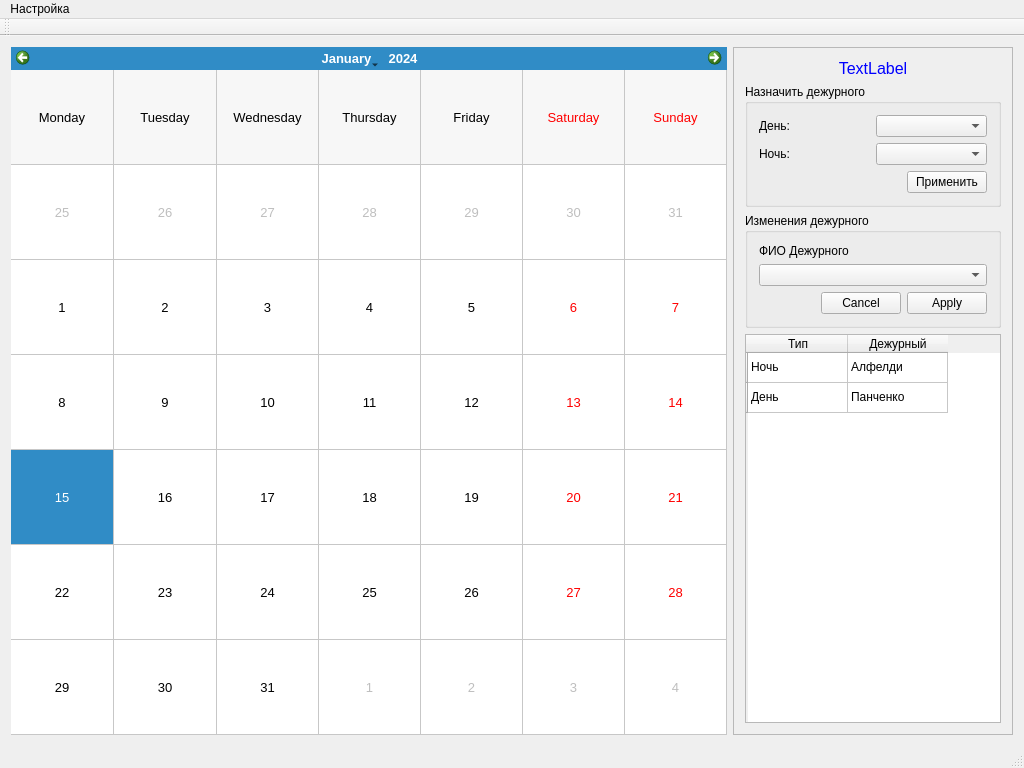
The window that mainwindow.ui (rust3128/HotlineSchedule) describes before a commit, drawn with Qt 5.
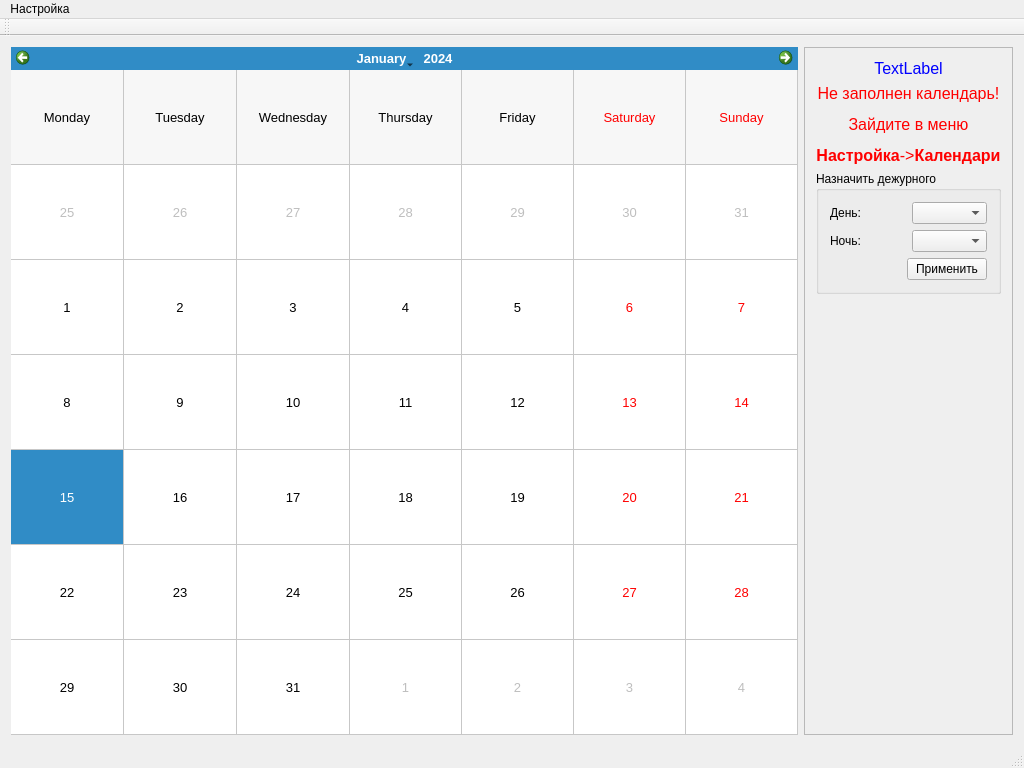
The same window after the commit. Custom widgets are drawn as their Qt base class.

Diff of the .ui file:
```diff
--- a/mainwindow.ui
+++ b/mainwindow.ui
@@ -24,6 +24,19 @@
        <enum>QFrame::Raised</enum>
       </property>
       <layout class="QGridLayout" name="gridLayout_2">
+       <item row="3" column="0">
+        <spacer name="verticalSpacer">
+         <property name="orientation">
+          <enum>Qt::Vertical</enum>
+         </property>
+         <property name="sizeHint" stdset="0">
+          <size>
+           <width>20</width>
+           <height>40</height>
+          </size>
+         </property>
+        </spacer>
+       </item>
        <item row="0" column="0">
         <widget class="QLabel" name="labelCurrendDay">
          <property name="font">
@@ -42,78 +55,8 @@
          </property>
         </widget>
        </item>
-       <item row="3" column="0">
-        <widget class="QTableWidget" name="tableWidget">
-         <row>
-          <property name="text">
-           <string/>
-          </property>
-         </row>
-         <row>
-          <property name="text">
-           <string/>
-          </property>
-         </row>
-         <column>
-          <property name="text">
-           <string>Тип</string>
-          </property>
-         </column>
-         <column>
-          <property name="text">
-           <string>Дежурный</string>
-          </property>
-         </column>
-         <item row="0" column="0">
-          <property name="text">
-           <string>Ночь</string>
-          </property>
-         </item>
-         <item row="0" column="1">
-          <property name="text">
-           <string>Алфелди</string>
-          </property>
-         </item>
-         <item row="1" column="0">
-          <property name="text">
-           <string>День</string>
-          </property>
-         </item>
-         <item row="1" column="1">
-          <property name="text">
-           <string>Панченко</string>
-          </property>
-         </item>
-        </widget>
-       </item>
        <item row="2" column="0">
-        <widget class="QGroupBox" name="groupBox">
-         <property name="title">
-          <string>Изменения дежурного</string>
-         </property>
-         <layout class="QGridLayout" name="gridLayout">
-          <item row="2" column="0">
-           <widget class="QDialogButtonBox" name="buttonBox">
-            <property name="standardButtons">
-             <set>QDialogButtonBox::Apply|QDialogButtonBox::Cancel</set>
-            </property>
-           </widget>
-          </item>
-          <item row="1" column="0">
-           <widget class="QComboBox" name="comboBox"/>
-          </item>
-          <item row="0" column="0">
-           <widget class="QLabel" name="label_2">
-            <property name="text">
-             <string>ФИО Дежурного</string>
-            </property>
-           </widget>
-          </item>
-         </layout>
-        </widget>
-       </item>
-       <item row="1" column="0">
-        <widget class="QGroupBox" name="groupBox_2">
+        <widget class="QGroupBox" name="groupBoxNewWork">
          <property name="title">
           <string>Назначить дежурного</string>
          </property>
@@ -182,6 +125,21 @@
          </layout>
         </widget>
        </item>
+       <item row="1" column="0">
+        <widget class="QLabel" name="labelNoCalendar">
+         <property name="font">
+          <font>
+           <pointsize>12</pointsize>
+          </font>
+         </property>
+         <property name="styleSheet">
+          <string notr="true">color: rgb(255, 0, 0);</string>
+         </property>
+         <property name="text">
+          <string>&lt;html&gt;&lt;head/&gt;&lt;body&gt;&lt;p align=&quot;center&quot;&gt;Не заполнен календарь!&lt;/p&gt;&lt;p align=&quot;center&quot;&gt;Зайдите в меню&lt;/p&gt;&lt;p align=&quot;center&quot;&gt;&lt;span style=&quot; font-weight:600;&quot;&gt;Настройка&lt;/span&gt;-&amp;gt;&lt;span style=&quot; font-weight:600;&quot;&gt;Календари&lt;/span&gt;&lt;/p&gt;&lt;/body&gt;&lt;/html&gt;</string>
+         </property>
+        </widget>
+       </item>
       </layout>
      </widget>
     </item>
```
